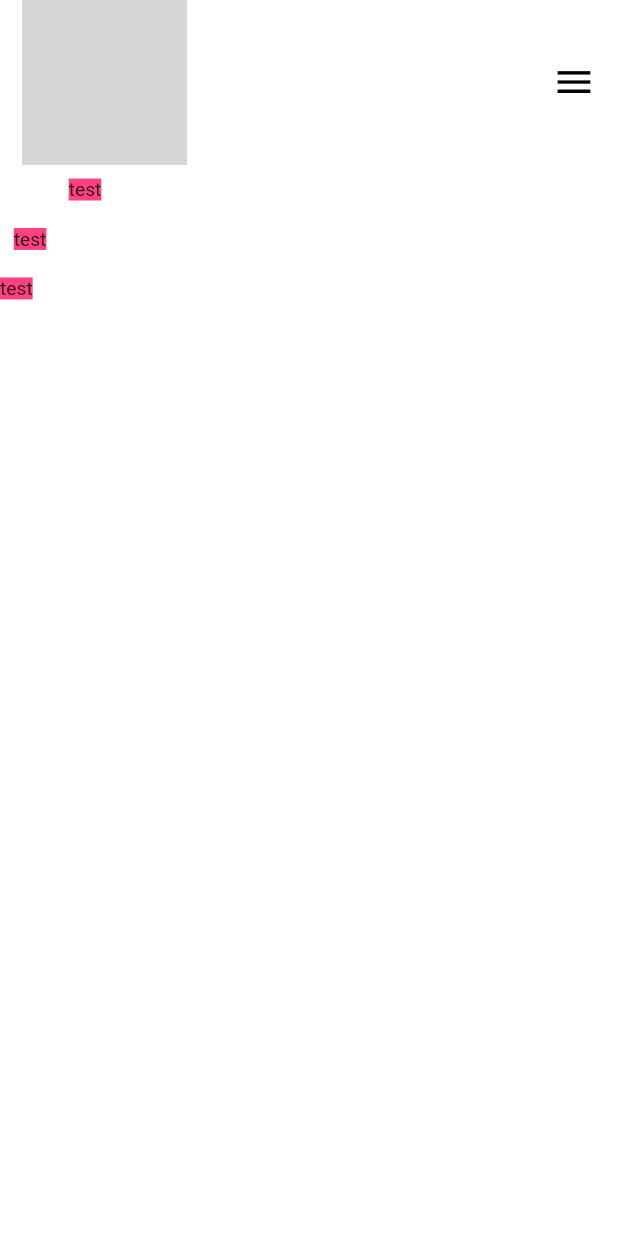
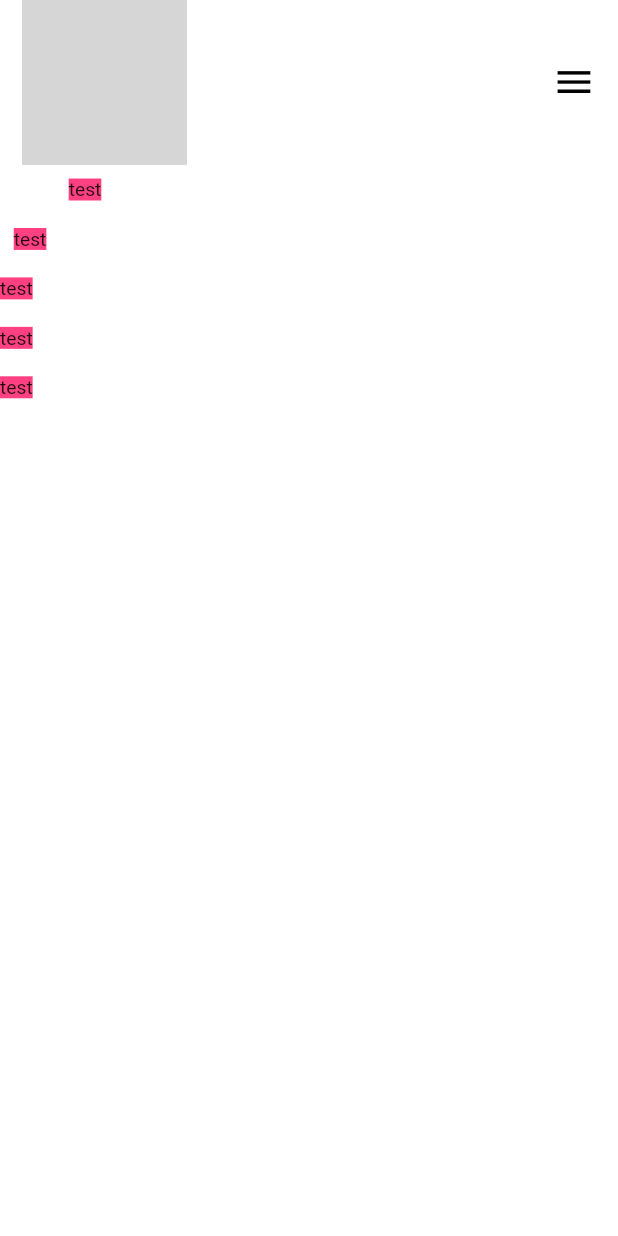
Before and after one commit to SaamBaby/portfolio, a Flutter app: the screen it shows after launch, on a phone screen of 412 x 824 dp. Run offline on Flutter 3.47's test engine with Material 2 defaults, Android fonts, the phone set to English and light mode, and no system bars; our stand-ins replace font_awesome_flutter, google_fonts, responsive_framework; grey boxes are pictures that could not be loaded.

Commit message:
Created Contact.dart

```diff
--- /dev/null
+++ b/lib/pages/Contact.dart
@@ -0,0 +1,255 @@
+import 'package:flutter/material.dart';
+import 'package:flutter/painting.dart';
+import 'package:flutter/rendering.dart';
+import 'package:font_awesome_flutter/font_awesome_flutter.dart';
+import 'package:google_fonts/google_fonts.dart';
+import 'package:portfolio_web/utils/constants.dart';
+import 'package:portfolio_web/utils/responsive.screen.helper.dart';
+
+class ContactMe extends StatelessWidget {
+  @override
+  Widget build(BuildContext context) {
+    var _width = MediaQuery.of(context).size.width;
+    var _height = MediaQuery.of(context).size.height;
+    return Container(
+      child: ScreenHelper(
+        desktop: Stack(
+          children: [
+            Positioned(
+              left: 100,
+              right: 0,
+              child: Text(
+                "CONTACT",
+                style: GoogleFonts.montserrat(
+                  color: Color(0xFFf3f3f3).withOpacity(.5),
+                  fontWeight: FontWeight.w800,
+                  height: 1,
+                  fontSize: MediaQuery.of(context).size.width * 0.14,
+                ),
+              ),
+            ),
+            Column(
+              crossAxisAlignment: CrossAxisAlignment.start,
+              mainAxisAlignment: MainAxisAlignment.start,
+              children: [
+                Padding(
+                  padding: EdgeInsets.only(
+                      left: 150, right: 150, top: 20, bottom: 100),
+                  child: Row(
+                    crossAxisAlignment: CrossAxisAlignment.start,
+                    mainAxisAlignment: MainAxisAlignment.start,
+                    children: [
+                      Column(
+                        crossAxisAlignment: CrossAxisAlignment.start,
+                        mainAxisAlignment: MainAxisAlignment.start,
+                        children: <Widget>[
+                          Container(
+                            width: _width * .4,
+                            child: Column(
+                              mainAxisAlignment: MainAxisAlignment.start,
+                              crossAxisAlignment: CrossAxisAlignment.start,
+                              children: [
+                                Row(
+                                  mainAxisAlignment: MainAxisAlignment.start,
+                                  children: [
+                                    Container(
+                                      margin: EdgeInsets.only(right: 5),
+                                      height: 5.0,
+                                      width: 40.0,
+                                      color: kPrimaryColor,
+                                    ),
+                                    Text(
+                                      "ContactMe",
+                                      style: GoogleFonts.varelaRound(
+                                        fontSize: 13,
+                                        fontWeight: FontWeight.w900,
+                                        color: kPrimaryColor,
+                                      ),
+                                    )
+                                  ],
+                                ),
+                                RichText(
+                                    text: TextSpan(
+                                  text: "Leave a ",
+                                  style: GoogleFonts.montserrat(
+                                    fontSize: 50,
+                                    fontWeight: FontWeight.w900,
+                                    letterSpacing: .5,
+                                    height: 1,
+                                    color: Colors.black,
+                                  ),
+                                  children: <TextSpan>[
+                                    TextSpan(
+                                      text: '\nmessage',
+                                      style: GoogleFonts.montserrat(
+                                        fontSize: 50,
+                                        fontWeight: FontWeight.w900,
+                                        letterSpacing: .5,
+                                        color: kPrimaryColor,
+                                      ),
+                                    ),
+                                    TextSpan(
+                                      text: "!",
+                                      style: GoogleFonts.montserrat(
+                                        fontSize: 60,
+                                        fontWeight: FontWeight.w900,
+                                        letterSpacing: .5,
+                                        height: 1,
+                                        color: Colors.black,
+                                      ),
+                                    )
+                                  ],
+                                )),
+                                SizedBox(
+                                  height: 10,
+                                ),
+                              ],
+                            ),
+                          ),
+                          SizedBox(
+                            height: 60,
+                          ),
+                          MouseRegion(
+                            cursor: SystemMouseCursors.click,
+                            child: Row(
+                              children: [
+                                Icon(Icons.email),
+                                SizedBox(
+                                  width: 10,
+                                ),
+                                TextButton(
+                                  onPressed: () {},
+                                  child: Text(
+                                    "saam.baby@outlook.com",
+                                    style: GoogleFonts.varelaRound(
+                                        fontSize: 13,
+                                        fontWeight: FontWeight.w700,
+                                        color: Colors.black),
+                                  ),
+                                ),
+                                SizedBox(
+                                  width: 20,
+                                ),
+                                IconButton(
+                                  onPressed: () {},
+                                  icon: Icon(Icons.arrow_forward,
+                                      color: kPrimaryColor),
+                                )
+                              ],
+                            ),
+                          ),
+                          SizedBox(
+                            height: 5,
+                          ),
+                          MouseRegion(
+                            cursor: SystemMouseCursors.click,
+                            child: Row(
+                              children: [
+                                Icon(Icons.phone),
+                                SizedBox(
+                                  width: 10,
+                                ),
+                                TextButton(
+                                  onPressed: () {},
+                                  child: Text(
+                                    "+1 2499890215",
+                                    style: GoogleFonts.varelaRound(
+                                        fontSize: 13,
+                                        fontWeight: FontWeight.w700,
+                                        color: Colors.black),
+                                  ),
+                                ),
+                              ],
+                            ),
+                          ),
+                          SizedBox(
+                            height: 50,
+                          ),
+                          Row(
+                            children: [
+                              IconButton(
+                                icon: Icon(
+                                  FontAwesomeIcons.facebookF,
+                                  size: 20,
+                                ),
+                                onPressed: () {},
+                              ),
+                              IconButton(
+                                icon: Icon(
+                                  FontAwesomeIcons.twitter,
+                                  size: 20,
+                                ),
+                                onPressed: () {},
+                              ),
+                              IconButton(
+                                icon: Icon(
+                                  FontAwesomeIcons.instagram,
+                                  size: 20,
+                                ),
+                                onPressed: () {},
+                              ),
+                              IconButton(
+                                icon: Icon(
+                                  FontAwesomeIcons.linkedinIn,
+                                  size: 20,
+                                ),
+                                onPressed: () {},
+                              ),
+                            ],
+                          )
+                        ],
+                      ),
+                      SizedBox(
+                        width: 20,
+                      ),
+                      Column(
+                        crossAxisAlignment: CrossAxisAlignment.start,
+                        mainAxisAlignment: MainAxisAlignment.start,
+                        children: <Widget>[
+                          SizedBox(
+                            height: 200,
+                          ),
+                        ],
+                      ),
+                    ],
+                  ),
+                ),
+                Container(
+                  padding: EdgeInsets.symmetric(vertical: 10, horizontal: 30),
+                  width: _width,
+                  height: 40,
+                  color: Colors.black,
+                  child: Center(
+                    child: Text(
+                      "© SamBaby 2020 All rights reserved.",
+                      style: GoogleFonts.varelaRound(
+                          fontSize: 12,
+                          height: 1.3,
+                          letterSpacing: 1.3,
+                          fontWeight: FontWeight.w900,
+                          color: Colors.white),
+                    ),
+                  ),
+                )
+              ],
+            )
+          ],
+        ),
+        tablet: Padding(
+          padding: EdgeInsets.only(top: 10, bottom: 10, right: 50),
+          child: Container(
+            color: Colors.amber,
+            child: Text("test"),
+          ),
+        ),
+        mobile: Padding(
+          padding: EdgeInsets.only(top: 10, bottom: 10, right: 50),
+          child: Container(
+            color: Colors.pinkAccent,
+            child: Text("test"),
+          ),
+        ),
+      ),
+    );
+  }
+}
--- a/lib/pages/Home.dart
+++ b/lib/pages/Home.dart
@@ -2,15 +2,13 @@ import 'package:flutter/material.dart';
 import 'package:flutter/rendering.dart';
 import 'package:google_fonts/google_fonts.dart';
 import 'package:portfolio_web/components/Header.dart';
-import 'package:portfolio_web/utils/constants.dart';
 import 'package:portfolio_web/utils/globals.dart';
 
 import 'AboutMe.dart';
+import 'Contact.dart';
 import 'Intro.dart';
+import 'Skills.dart';
 import 'Works.dart';
-
-
-
 
 class Home extends StatelessWidget {
 
@@ -79,8 +77,8 @@ class Home extends StatelessWidget {
               // SizedBox(height: 50,),
               AboutMe(),
               Works(),
-              // Skills(),
-              // ContactMe()
+              Skills(),
+              ContactMe()
             ],
           ),
         ),
```
